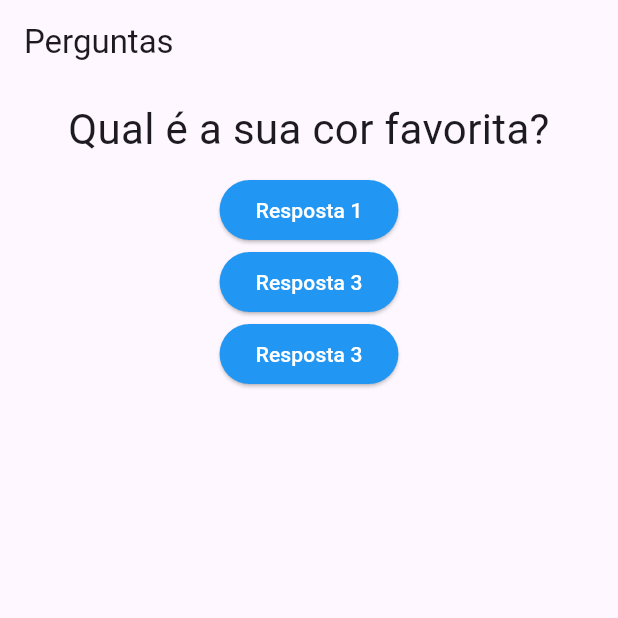
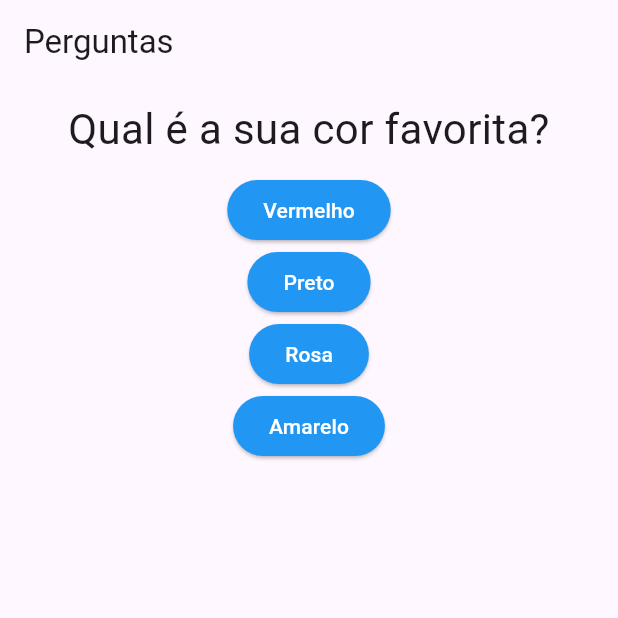
Before and after one commit to juliocesarjunior/quizz_flutter, a Flutter app: the screen it shows after launch, on a phone screen of 412 x 824 dp, the top half of it. Run offline on Flutter 3.47's test engine with Material 3 defaults, Android fonts, the phone set to English and light mode, and no system bars.

Commit message:
mapa buttons

```diff
--- a/lib/main.dart
+++ b/lib/main.dart
@@ -17,17 +17,23 @@ class _PerguntaAppState extends State<PerguntaApp> {
     final perguntas = [
       {
         'texto': 'Qual é a sua cor favorita?',
-        'repostas': ['Vermelho', 'Preto', 'Rosa', 'Amarelo'],
+        'respostas': ['Vermelho', 'Preto', 'Rosa', 'Amarelo'],
       },
       {
         'texto': 'Qual é o seu animal favorito?',
-        'repostas': ['Leão', 'Jabuti', 'Arara', 'sapo'],
+        'respostas': ['Leão', 'Jabuti', 'Arara', 'sapo'],
       },
       {
         'texto': 'Qual é o seu jogo favorito?',
-        'repostas': ['Pokemon', 'COD', 'Fifa', 'Final Fantasy'],
+        'respostas': ['Pokemon', 'COD', 'Fifa', 'Final Fantasy'],
       }
     ];
+
+    //List<String> respostas = perguntas[_perguntaSelecionada]['respostas'];
+    List<String> respostas =
+        (perguntas[_perguntaSelecionada]['respostas'] as List<dynamic>)
+            .cast<String>();
+
     return MaterialApp(
       home: Scaffold(
         appBar: AppBar(
@@ -36,9 +42,7 @@ class _PerguntaAppState extends State<PerguntaApp> {
         body: Column(
           children: <Widget>[
             Questao(perguntas[_perguntaSelecionada]['texto'] as String),
-            Resposta('Resposta 1', _responder),
-            Resposta('Resposta 3', _responder),
-            Resposta('Resposta 3', _responder),
+            ...respostas.map((t) => Resposta(t, _responder)).toList(),
           ],
         ),
       ),
```
Also changed, not shown: 1 other file.
